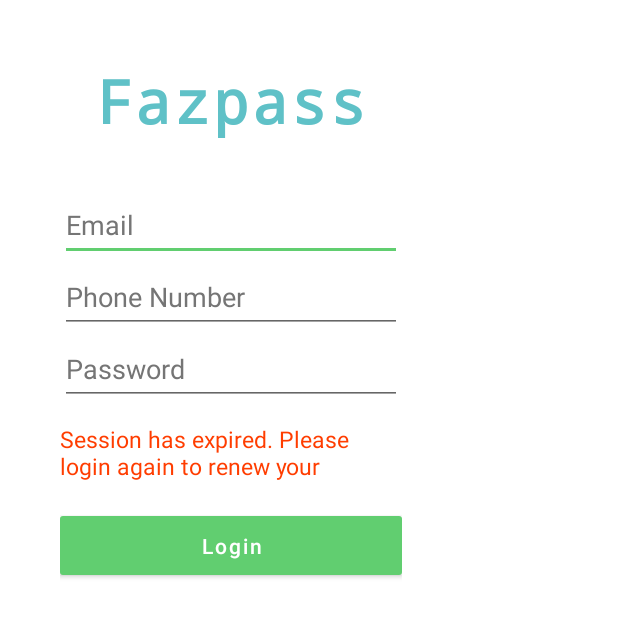
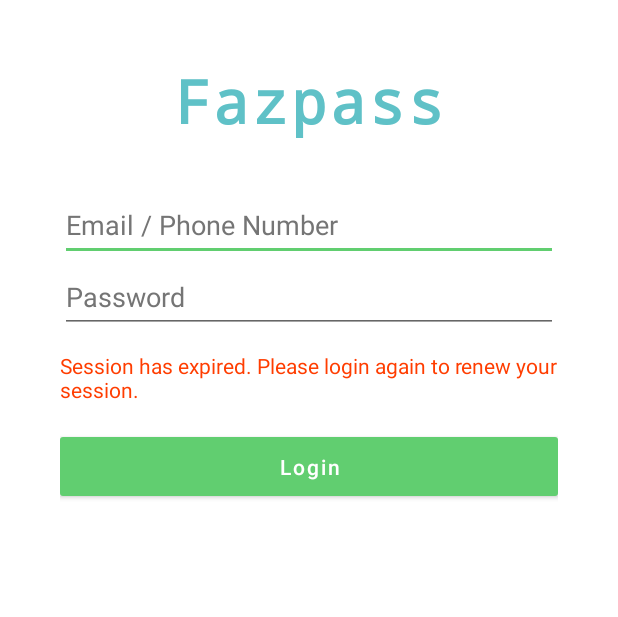
Before and after one commit to fazpass-sdk/commercial-app-sample, an Android app: the layout fragment_login.xml on its own in the app's theme, with its tools: preview values and no code run, on a phone screen of 412 x 824 dp. Shown: the top 617 px of the screen. Run offline under Robolectric (Android 15) with nearby library versions, the phone set to English and light mode, and no system bars.

Commit message:
ready release

```diff
--- /dev/null
+++ b/app/src/main/java/com/fazpass/commercial/helper/LOGIN_TYPE.java
@@ -0,0 +1,5 @@
+package com.fazpass.commercial.helper;
+
+public enum LOGIN_TYPE {
+ email, phone
+}
--- a/app/src/main/res/color/elevated_button_bg_color.xml
+++ b/app/src/main/res/color/elevated_button_bg_color.xml
@@ -1,5 +1,5 @@
 <?xml version="1.0" encoding="utf-8"?>
 <selector xmlns:android="http://schemas.android.com/apk/res/android">
-    <item android:color="?attr/colorSecondaryVariant" android:state_enabled="false" />
-    <item android:color="?attr/colorSecondary" />
+    <item android:color="@color/secondary_variant" android:state_enabled="false" />
+    <item android:color="@color/secondary" />
 </selector>
--- a/app/src/main/res/layout/fragment_login.xml
+++ b/app/src/main/res/layout/fragment_login.xml
@@ -5,6 +5,7 @@
     android:layout_height="wrap_content"
     android:background="@color/bg_scaffold"
     android:orientation="vertical"
+    android:layout_gravity="start"
     android:padding="40dp">
 
     <TextView
@@ -12,28 +13,18 @@
         style="@style/AppTitle"
         android:layout_width="wrap_content"
         android:layout_height="wrap_content"
+        android:layout_gravity="center"
         android:layout_marginHorizontal="24dp"
         android:layout_marginBottom="32dp"
         android:textSize="18pt" />
 
     <EditText
-        android:id="@+id/email_input"
+        android:id="@+id/login_input"
         android:layout_width="match_parent"
         android:layout_height="wrap_content"
         android:ems="10"
-        android:hint="Email"
-        android:inputType="textEmailAddress"
-        android:minHeight="48dp"
-        android:textColor="@color/black"
-        android:textColorHint="@color/gray_dark" />
-
-    <EditText
-        android:id="@+id/phone_input"
-        android:layout_width="match_parent"
-        android:layout_height="wrap_content"
-        android:ems="10"
-        android:hint="Phone Number"
-        android:inputType="phone"
+        android:hint="Email / Phone Number"
+        android:inputType="textEmailAddress|phone"
         android:minHeight="48dp"
         android:textColor="@color/black"
         android:textColorHint="@color/gray_dark" />
@@ -52,7 +43,7 @@
     <TextView
         android:id="@+id/error_txt"
         style="@style/ErrorText"
-        android:layout_width="match_parent"
+        android:layout_width="wrap_content"
         android:layout_height="wrap_content"
         android:layout_marginTop="12dp"
         tools:visibility="visible" />
--- a/app/src/main/res/navigation/nav_graph_main.xml
+++ b/app/src/main/res/navigation/nav_graph_main.xml
@@ -14,7 +14,9 @@
             android:id="@+id/action_splashFragment_to_mainFragment"
             app:destination="@id/mainFragment"
             app:enterAnim="@anim/slide_in_bottom"
-            app:exitAnim="@anim/slide_out_top" />
+            app:exitAnim="@anim/slide_out_top"
+            app:popUpTo="@id/splashFragment"
+            app:popUpToInclusive="true" />
     </fragment>
 
     <fragment
--- a/app/src/main/res/values/strings.xml
+++ b/app/src/main/res/values/strings.xml
@@ -24,6 +24,7 @@
     <string name="confirming_message">\nPlease wait while we check your otp…\n</string>
     <string name="error_message_sample">Session has expired. Please login again to renew your session.</string>
     <string name="fazpass_init_failed_message">Failed to initialize %1$s. Check your internet and try again.</string>
+    <string name="login_info">*currently, phone number only works in indonesia</string>
 
     <string name="main_header_1">Instant Authentication\nPlatform for Your Business</string>
     <string name="main_body_1">One-stop solution for a seamless, flexible, and reliable way to authenticate your users. Get connected through multiple authentication channels and providers, with a single integration.</string>
--- a/app/src/main/res/values/text_styles.xml
+++ b/app/src/main/res/values/text_styles.xml
@@ -3,7 +3,7 @@
     <style name="AppTitle">
         <item name="android:text">@string/app_name</item>
         <item name="android:textSize">15pt</item>
-        <item name="android:textColor">?attr/colorPrimary</item>
+        <item name="android:textColor">@color/primary</item>
         <item name="android:letterSpacing">0.05</item>
         <item name="android:textStyle">bold</item>
         <item name="android:fontFamily">monospace</item>
@@ -11,11 +11,10 @@
     </style>
 
     <style name="ErrorText">
-        <item name="android:inputType">textMultiLine</item>
-        <item name="android:minHeight">40dp</item>
         <item name="android:textColor">@color/error_text_color</item>
-        <item name="android:textSize">15sp</item>
+        <item name="android:textSize">14sp</item>
         <item name="android:visibility">gone</item>
+        <item name="android:gravity">start</item>
         <item name="android:text">@string/error_message_sample</item>
     </style>
 
@@ -26,7 +25,7 @@
     </style>
     <style name="PreHeaderText">
         <item name="android:textSize">16sp</item>
-        <item name="android:textColor">?attr/colorPrimary</item>
+        <item name="android:textColor">@color/primary</item>
         <item name="android:textStyle">bold</item>
     </style>
 </resources>
```
Also changed, not shown: app/src/main/java/com/fazpass/commercial/ui/confirm_login/ConfirmLoginFragment.java (+18 -4 lines), app/src/main/java/com/fazpass/commercial/ui/confirm_login/ConfirmLoginViewModel.java (+10 -11 lines), app/src/main/java/com/fazpass/commercial/ui/login/LoginFragment.java (+2 -17 lines), app/src/main/java/com/fazpass/commercial/ui/login/LoginViewModel.java (+28 -6 lines), app/src/main/res/layout/fragment_confirm_login.xml (+7 -2 lines), app/src/main/res/navigation/nav_graph_login.xml (+9 -8 lines), 1 other file.
